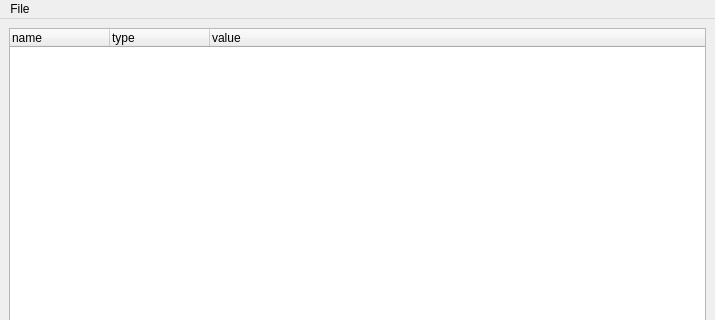
First picture: the form in examples/berkeley/xmlstorage/mainwindow.ui, repository mnutt/libqxt, before the edit; both pictures show x 0 to 715 and y 0 to 320 of the 715 by 621 pixel window.
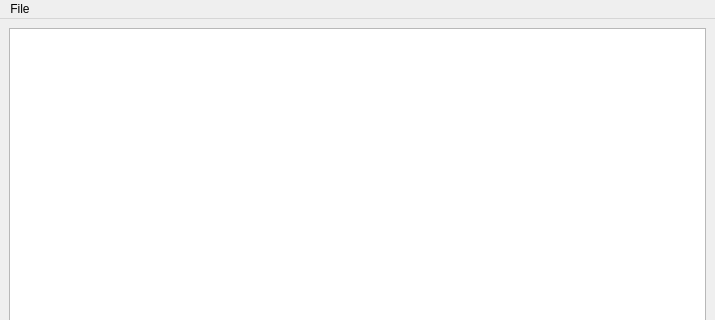
Second picture: the form after the edit.

Commit message: trying to map to a view

Patch:
```diff
--- a/examples/berkeley/xmlstorage/mainwindow.ui
+++ b/examples/berkeley/xmlstorage/mainwindow.ui
@@ -23,23 +23,7 @@
    </property>
    <layout class="QGridLayout" name="gridLayout" >
     <item row="0" column="0" colspan="2" >
-     <widget class="QTreeWidget" name="treeWidget" >
-      <column>
-       <property name="text" >
-        <string>name</string>
-       </property>
-      </column>
-      <column>
-       <property name="text" >
-        <string>type</string>
-       </property>
-      </column>
-      <column>
-       <property name="text" >
-        <string>value</string>
-       </property>
-      </column>
-     </widget>
+     <widget class="QTreeView" name="treeView" />
     </item>
     <item row="1" column="0" >
      <widget class="QLineEdit" name="lineEdit" />
```
The commit also changes 3 other files.
